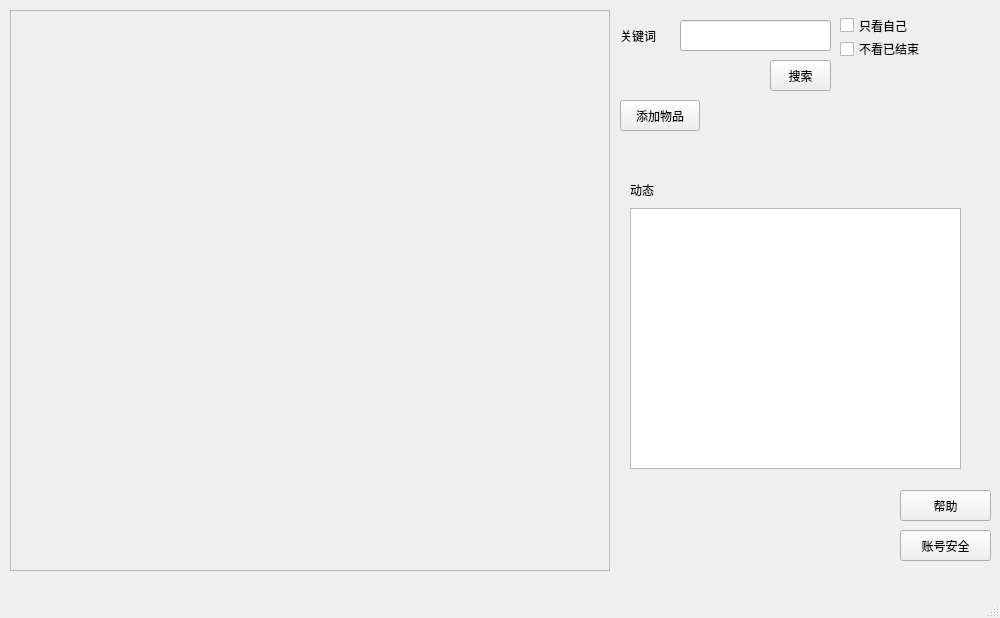
SodiumAzide/keshe, file mainwindow.ui: the form before one commit.
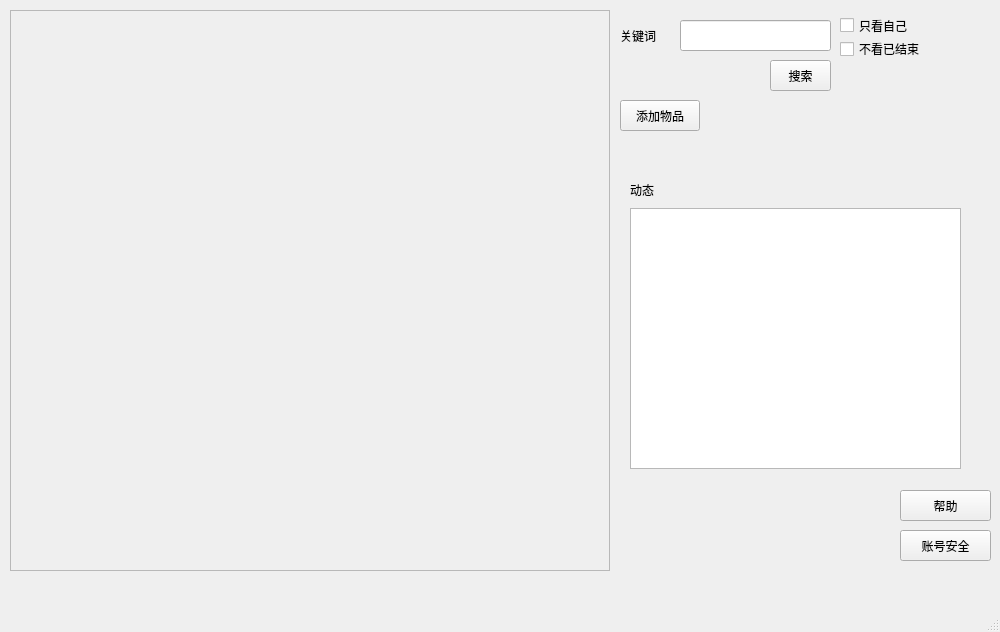
The form after the commit. Icons and pictures are not drawn.

What changed in the file:
```diff
--- a/mainwindow.ui
+++ b/mainwindow.ui
@@ -10,7 +10,7 @@
     <x>0</x>
     <y>0</y>
     <width>1000</width>
-    <height>618</height>
+    <height>632</height>
    </rect>
   </property>
   <property name="minimumSize">
```
Left out of the diff: 16 changed lines with no effect on the pictures.
